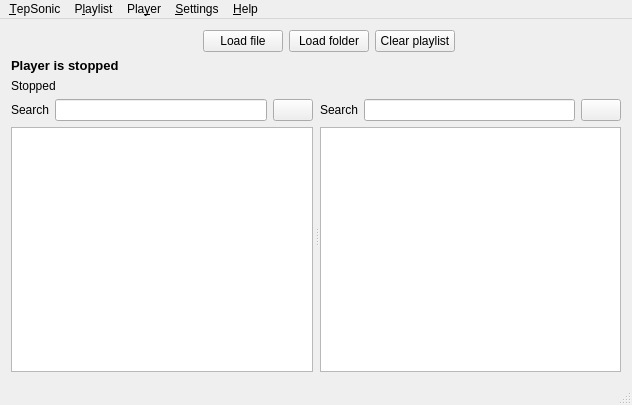
Old version of the form player/ui/mainwindow.ui in the repository danvratil/TepSonic.
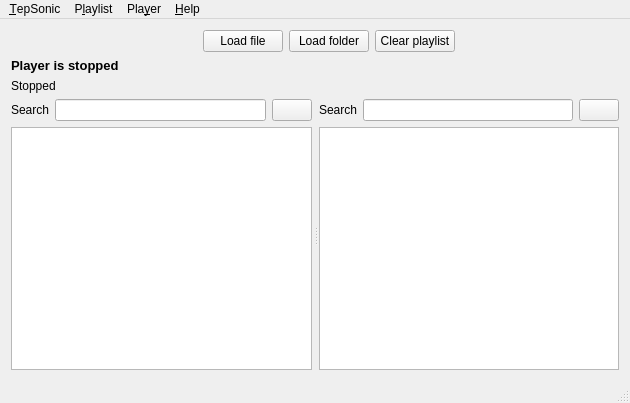
New version of the form. Icons and pictures are not drawn. Custom widgets are drawn as their Qt base class.

Commit message: Fix FS#23 - move Settings->Preferences menu to TepSonic->Settings

```diff
--- a/player/ui/mainwindow.ui
+++ b/player/ui/mainwindow.ui
@@ -6,8 +6,8 @@
    <rect>
     <x>0</x>
     <y>0</y>
-    <width>632</width>
-    <height>405</height>
+    <width>630</width>
+    <height>403</height>
    </rect>
   </property>
   <property name="sizePolicy">
@@ -429,7 +429,7 @@
     <rect>
      <x>0</x>
      <y>0</y>
-     <width>632</width>
+     <width>630</width>
      <height>20</height>
     </rect>
    </property>
@@ -505,16 +505,9 @@
     <addaction name="separator"/>
     <addaction name="actionReport_a_bug"/>
    </widget>
-   <widget class="QMenu" name="menu_Settings">
-    <property name="title">
-     <string>&amp;Settings</string>
-    </property>
-    <addaction name="actionPreferences"/>
-   </widget>
    <addaction name="menu_TepSonic"/>
    <addaction name="menuPlaylist"/>
    <addaction name="menuPlayer"/>
-   <addaction name="menu_Settings"/>
    <addaction name="menuHelp"/>
   </widget>
   <widget class="StatusBar" name="statusBar"/>
```
Left out of the diff: 56 changed lines with no effect on the pictures. The commit also changes 3 other files.
